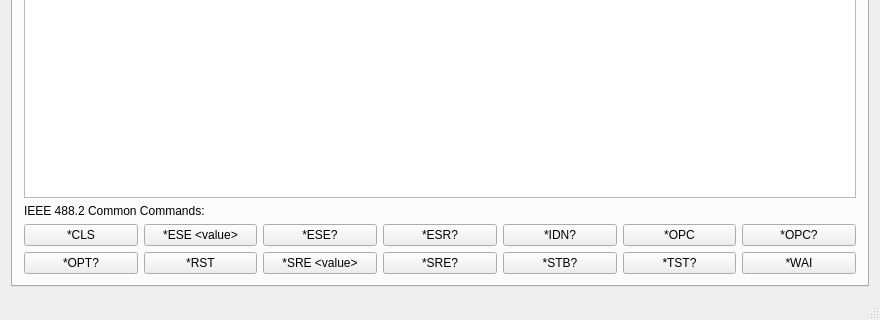
This is src/gui/lxi-gui/mainwindow.ui in lxi-tools/lxi-tools as Qt 5 draws it before an edit; both pictures show x 0 to 880 and y 480 to 800 of the 880 by 800 pixel window. The edited form follows.
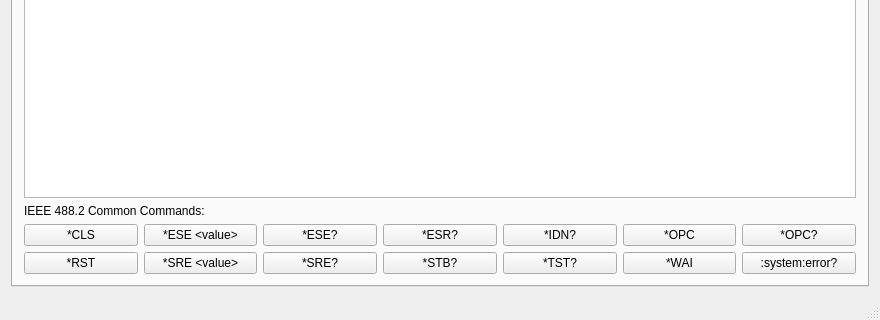
This is the edited form. Icons and pictures are not drawn. Custom widgets are drawn as their Qt base class.

Commit message: lxi-gui: Remove *OPT? SCPI command

```diff
--- a/src/gui/lxi-gui/mainwindow.ui
+++ b/src/gui/lxi-gui/mainwindow.ui
@@ -392,16 +392,6 @@
             </item>
             <item>
              <layout class="QHBoxLayout" name="horizontalLayout_4">
-              <item>
-               <widget class="QPushButton" name="pushButton_SCPI_OPTQuestion">
-                <property name="toolTip">
-                 <string>&lt;html&gt;&lt;head/&gt;&lt;body&gt;&lt;p&gt;&lt;span style=&quot; font-size:large; font-weight:600;&quot;&gt;Identify Options Query&lt;/span&gt;&lt;/p&gt;&lt;p&gt;Returns a comma-separated string identifying the instrument option configuration.&lt;/p&gt;&lt;/body&gt;&lt;/html&gt;</string>
-                </property>
-                <property name="text">
-                 <string>*OPT?</string>
-                </property>
-               </widget>
-              </item>
               <item>
                <widget class="QPushButton" name="pushButton_SCPI_RST">
                 <property name="toolTip">
@@ -462,6 +452,16 @@
                 </property>
                </widget>
               </item>
+              <item>
+               <widget class="QPushButton" name="pushButton_SCPI_SystemErrorQuestion">
+                <property name="toolTip">
+                 <string>&lt;html&gt;&lt;head/&gt;&lt;body&gt;&lt;p&gt;&lt;span style=&quot; font-size:large; font-weight:600;&quot;&gt;System Error Query&lt;/span&gt;&lt;/p&gt;&lt;p&gt;Returns and clears the latest error message from the instrument. It is not strictly part of the IEEE 488.2 Common Commands but considered mandatory for all SCPI instruments (SCPI 1991+).&lt;/p&gt;&lt;/body&gt;&lt;/html&gt;</string>
+                </property>
+                <property name="text">
+                 <string>:system:error?</string>
+                </property>
+               </widget>
+              </item>
              </layout>
             </item>
            </layout>
```
The commit also changes 3 other files.
